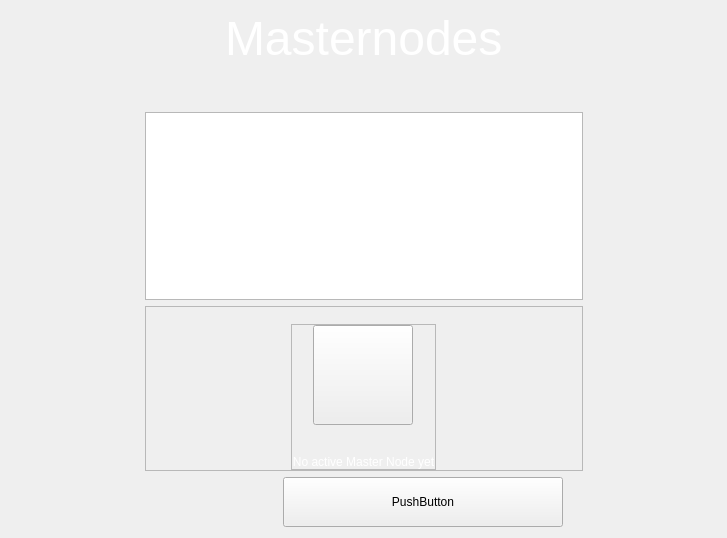
Qt form src/qt/forms/masternodeswidget.ui (eons-finance/ALQO) before a commit.
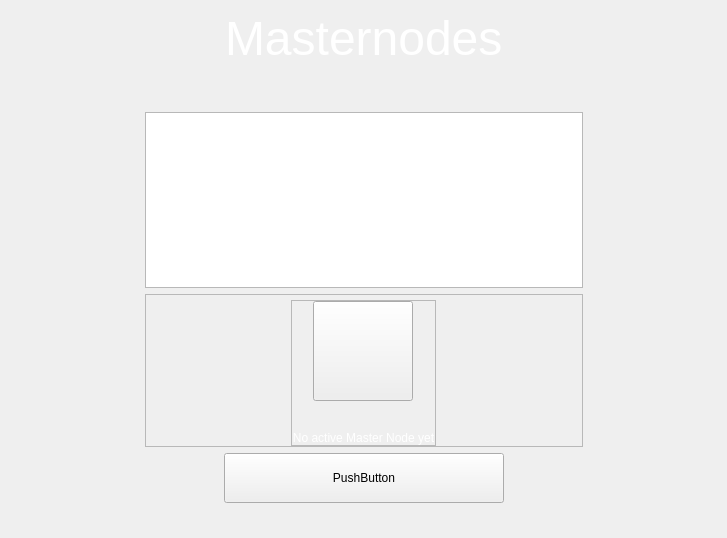
The same form after that commit.

```diff
--- a/src/qt/forms/masternodeswidget.ui
+++ b/src/qt/forms/masternodeswidget.ui
@@ -273,7 +273,7 @@
           <item>
            <layout class="QHBoxLayout" name="horizontalLayout_7">
             <property name="rightMargin">
-             <number>20</number>
+             <number>0</number>
             </property>
             <item>
              <spacer name="horizontalSpacer_5">
@@ -310,8 +310,34 @@
               </property>
              </widget>
             </item>
+            <item>
+             <spacer name="horizontalSpacer_8">
+              <property name="orientation">
+               <enum>Qt::Horizontal</enum>
+              </property>
+              <property name="sizeHint" stdset="0">
+               <size>
+                <width>40</width>
+                <height>20</height>
+               </size>
+              </property>
+             </spacer>
+            </item>
            </layout>
           </item>
+          <item>
+           <spacer name="verticalSpacer_3">
+            <property name="orientation">
+             <enum>Qt::Vertical</enum>
+            </property>
+            <property name="sizeHint" stdset="0">
+             <size>
+              <width>20</width>
+              <height>40</height>
+             </size>
+            </property>
+           </spacer>
+          </item>
          </layout>
         </item>
        </layout>
```
